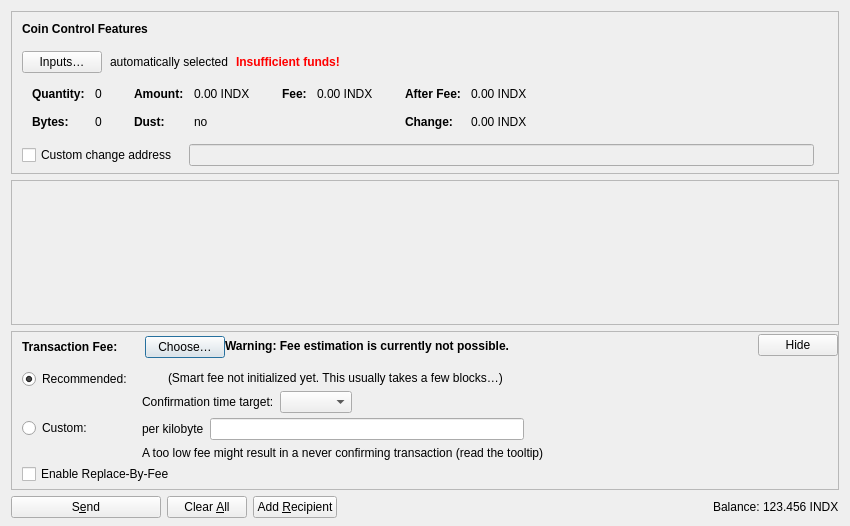
Old version of the form src/qt/forms/sendcoinsdialog.ui in the repository indxcoin/indxcoin.
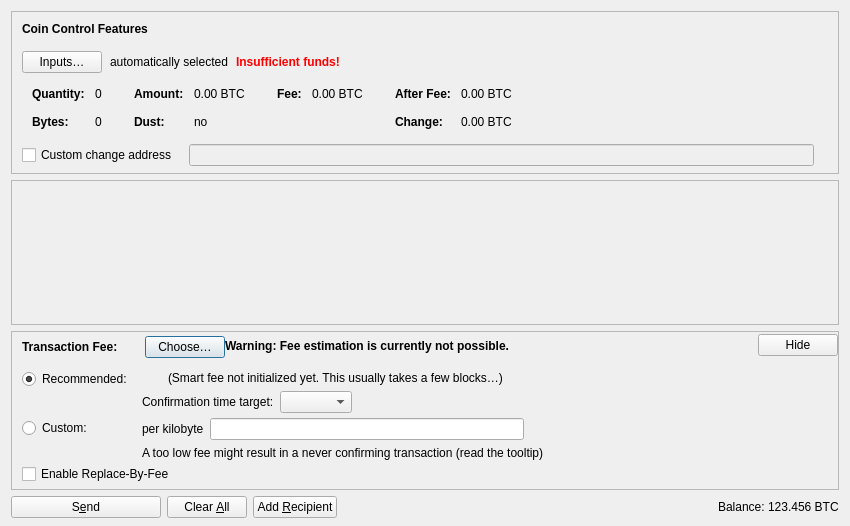
New version of the form. Icons and pictures are not drawn. Custom widgets are drawn as their Qt base class.

Patch:
```diff
--- a/src/qt/forms/sendcoinsdialog.ui
+++ b/src/qt/forms/sendcoinsdialog.ui
@@ -324,7 +324,7 @@
                   <enum>Qt::ActionsContextMenu</enum>
                  </property>
                  <property name="text">
-                  <string notr="true">0.00 INDX</string>
+                  <string notr="true">0.00 BTC</string>
                  </property>
                  <property name="textInteractionFlags">
                   <set>Qt::LinksAccessibleByMouse|Qt::TextSelectableByKeyboard|Qt::TextSelectableByMouse</set>
@@ -404,7 +404,7 @@
                   <enum>Qt::ActionsContextMenu</enum>
                  </property>
                  <property name="text">
-                  <string notr="true">0.00 INDX</string>
+                  <string notr="true">0.00 BTC</string>
                  </property>
                  <property name="textInteractionFlags">
                   <set>Qt::LinksAccessibleByMouse|Qt::TextSelectableByKeyboard|Qt::TextSelectableByMouse</set>
@@ -455,7 +455,7 @@
                   <enum>Qt::ActionsContextMenu</enum>
                  </property>
                  <property name="text">
-                  <string notr="true">0.00 INDX</string>
+                  <string notr="true">0.00 BTC</string>
                  </property>
                  <property name="textInteractionFlags">
                   <set>Qt::LinksAccessibleByMouse|Qt::TextSelectableByKeyboard|Qt::TextSelectableByMouse</set>
@@ -484,7 +484,7 @@
                   <enum>Qt::ActionsContextMenu</enum>
                  </property>
                  <property name="text">
-                  <string notr="true">0.00 INDX</string>
+                  <string notr="true">0.00 BTC</string>
                  </property>
                  <property name="textInteractionFlags">
                   <set>Qt::LinksAccessibleByMouse|Qt::TextSelectableByKeyboard|Qt::TextSelectableByMouse</set>
@@ -1214,7 +1214,7 @@
           <cursorShape>IBeamCursor</cursorShape>
          </property>
          <property name="text">
-          <string notr="true">123.456 INDX</string>
+          <string notr="true">123.456 BTC</string>
          </property>
          <property name="textInteractionFlags">
           <set>Qt::LinksAccessibleByMouse|Qt::TextSelectableByKeyboard|Qt::TextSelectableByMouse</set>
```
